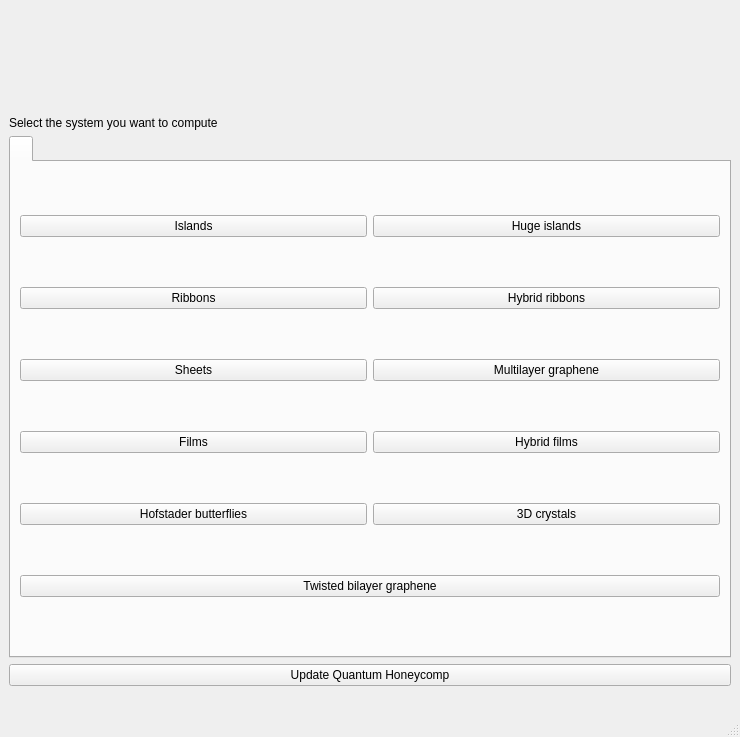
Qt form development/interface-pyqt/system_selection/interface.ui (joselado/quantum-honeycomp) before a commit.
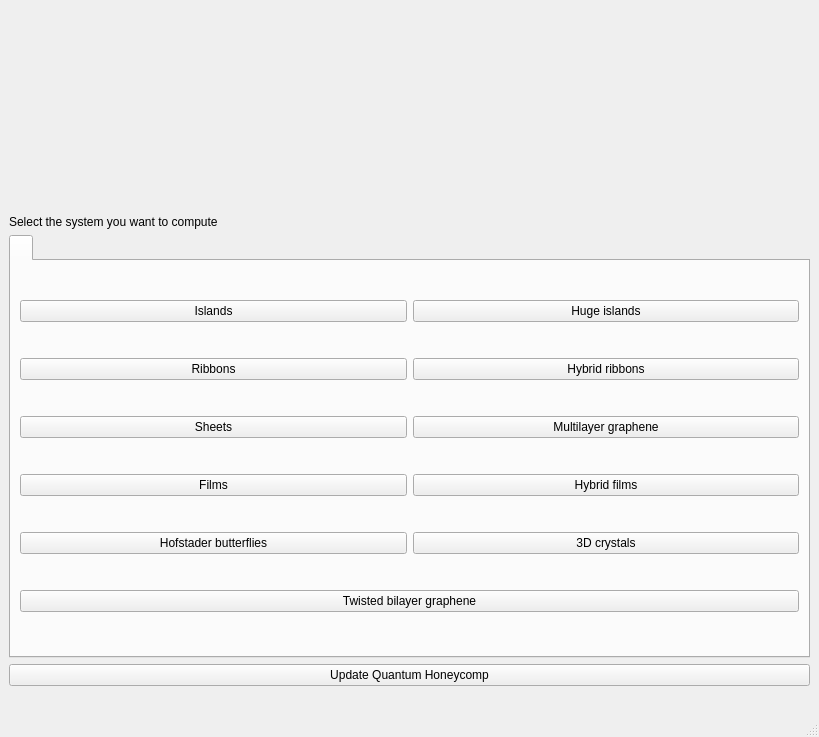
The same form after that commit.

```diff
--- a/development/interface-pyqt/system_selection/interface.ui
+++ b/development/interface-pyqt/system_selection/interface.ui
@@ -2,17 +2,20 @@
 <ui version="4.0">
  <class>MainWindow</class>
  <widget class="QMainWindow" name="MainWindow">
+  <property name="enabled">
+   <bool>true</bool>
+  </property>
   <property name="geometry">
    <rect>
     <x>0</x>
     <y>0</y>
-    <width>740</width>
+    <width>819</width>
     <height>737</height>
    </rect>
   </property>
   <property name="minimumSize">
    <size>
-    <width>740</width>
+    <width>800</width>
     <height>737</height>
    </size>
   </property>
@@ -25,14 +28,14 @@
      <widget class="QLabel" name="qhlogo">
       <property name="minimumSize">
        <size>
-        <width>441</width>
-        <height>101</height>
+        <width>800</width>
+        <height>200</height>
        </size>
       </property>
       <property name="maximumSize">
        <size>
-        <width>441</width>
-        <height>101</height>
+        <width>800</width>
+        <height>200</height>
        </size>
       </property>
       <property name="text">
```
Left out of the diff: 2 changed lines with no effect on the pictures.
